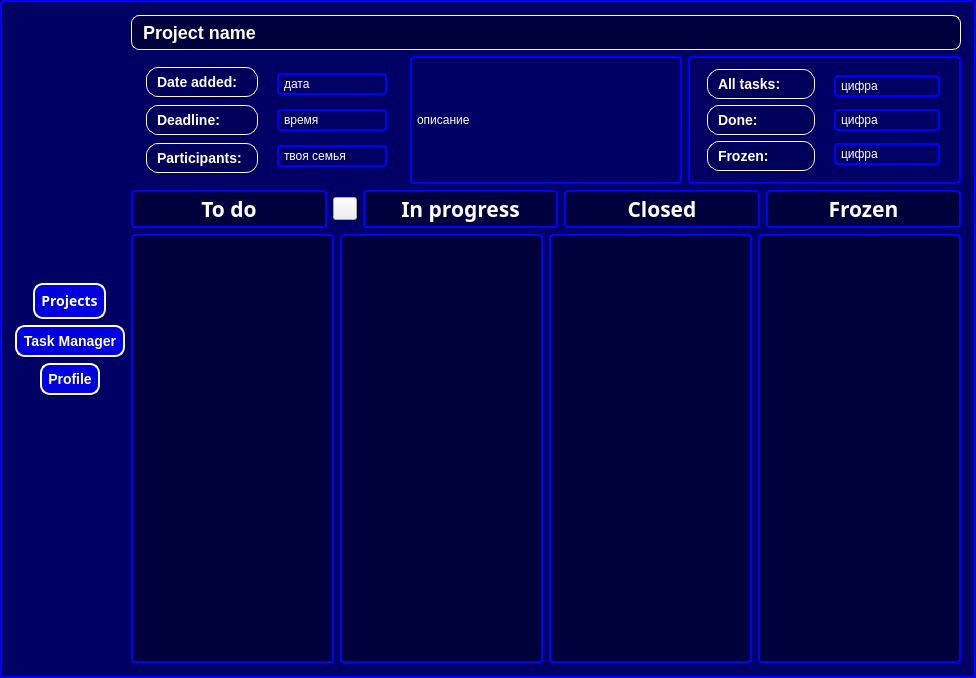
Above: ui/MainWindowTaskManager.ui from kiozet/TaskManagerWithAI before the change. Below: the same form after it.
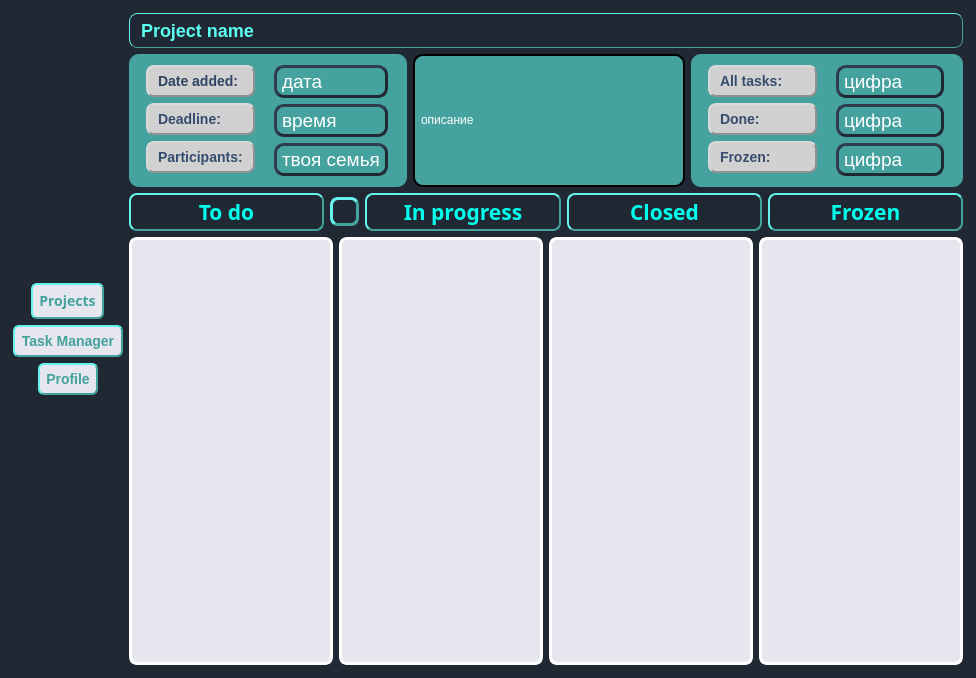
That is the form after the change. Icons and pictures are not drawn.

Commit message: full desing tm changed

Patch:
```diff
--- a/ui/MainWindowTaskManager.ui
+++ b/ui/MainWindowTaskManager.ui
@@ -39,10 +39,10 @@
   </property>
   <property name="styleSheet">
    <string notr="true">QFrame{
-    border: 2px solid blue;
+    border: 2px;
     border-radius: 4px;
     padding: 2px;
-    background-color: rgb(0, 0, 100);
+    background-color: #1F2833;
 }</string>
   </property>
   <property name="frameShape">
@@ -95,15 +95,15 @@
        </property>
        <property name="styleSheet">
         <string notr="true">QPushButton {
-    background-color: rgb(0, 0, 220);
+    background-color: rgb(230, 230, 238);
     border-style: outset;
     border-width: 2px;
-    border-radius: 10px;
-    border-color: beige;
+    border-radius: 6px;
+    border-color: #45A29E;
     font: bold 14px;
     min-width: 6em;
     padding: 6px;
-  color: white;
+    color: #45A29E;
 }</string>
        </property>
        <property name="text">
@@ -138,15 +138,15 @@
        </property>
        <property name="styleSheet">
         <string notr="true">QPushButton {
-    background-color:rgb(0, 0, 220);
+    background-color: rgb(230, 230, 238);
     border-style: outset;
     border-width: 2px;
-    border-radius: 10px;
-    border-color: beige;
+    border-radius: 6px;
+    border-color: #45A29E;
     font: bold 14px;
     min-width: 6em;
     padding: 6px;
-  color: white;
+    color: #45A29E;
 }</string>
        </property>
        <property name="text">
@@ -190,15 +190,15 @@
        </property>
        <property name="styleSheet">
         <string notr="true">QPushButton {
-    background-color: rgb(0, 0, 220);
+    background-color: rgb(230, 230, 238);
     border-style: outset;
     border-width: 2px;
-    border-radius: 10px;
-    border-color: beige;
+    border-radius: 6px;
+    border-color: #45A29E;
     font: bold 14px;
     min-width: 6em;
     padding: 6px;
-  color: white;
+    color: #45A29E;
 }</string>
        </property>
        <property name="text">
@@ -253,11 +253,11 @@
        </property>
        <property name="styleSheet">
         <string notr="true">QLabel {
-    background-color: rgb(0, 0, 60);
+    background-color: #1F2834;
     border-style: outset;
     border-width: 1px;
     border-radius: 8px;
-    border-color: beige;
+    border-color: #45A29E;
     font: bold 18px;
     min-width: 6em;
     padding: 6px;
@@ -268,7 +268,7 @@
         <enum>QFrame::NoFrame</enum>
        </property>
        <property name="text">
-        <string>&lt;html&gt;&lt;head/&gt;&lt;body&gt;&lt;p&gt;&lt;span style=&quot; color:#ffffff;&quot;&gt;Project name&lt;/span&gt;&lt;/p&gt;&lt;/body&gt;&lt;/html&gt;</string>
+        <string>&lt;html&gt;&lt;head/&gt;&lt;body&gt;&lt;p&gt;&lt;span style=&quot; color:#5affef;&quot;&gt;Project name&lt;/span&gt;&lt;/p&gt;&lt;/body&gt;&lt;/html&gt;</string>
        </property>
        <property name="textFormat">
         <enum>Qt::AutoText</enum>
@@ -288,6 +288,14 @@
        </property>
        <item row="0" column="2">
         <widget class="QFrame" name="tasks_info">
+         <property name="styleSheet">
+          <string notr="true">QFrame{
+    border: 2px #6F6F6F;
+    border-radius: 10px;
+    padding: 2px;
+    background-color: #45A29E;
+}</string>
+         </property>
          <layout class="QHBoxLayout" name="horizontalLayout_2">
           <property name="sizeConstraint">
            <enum>QLayout::SetNoConstraint</enum>
@@ -321,19 +329,19 @@
               </property>
               <property name="styleSheet">
                <string notr="true">QLabel {
-    background-color: rgb(0, 0, 90);
+    background-color: #D1D1D1;
     border-style: outset;
-    border-width: 1px;
-    border-radius: 12px;
-    border-color: beige;
+    border-width: 2px;
+    border-radius: 8px;
+    border-color: #919191;
     font: bold 14px;
     min-width: 6em;
     padding: 6px;
-  color: white;
+    color: black;
 }</string>
               </property>
               <property name="text">
-               <string>&lt;html&gt;&lt;head/&gt;&lt;body&gt;&lt;p&gt;&lt;span style=&quot; color:#ffffff;&quot;&gt;All tasks:&lt;/span&gt;&lt;/p&gt;&lt;/body&gt;&lt;/html&gt;</string>
+               <string>&lt;html&gt;&lt;head/&gt;&lt;body&gt;&lt;p&gt;&lt;span style=&quot; color:#364d6e;&quot;&gt;All tasks:&lt;/span&gt;&lt;/p&gt;&lt;/body&gt;&lt;/html&gt;</string>
               </property>
              </widget>
             </item>
@@ -355,19 +363,19 @@
               </property>
               <property name="styleSheet">
                <string notr="true">QLabel {
-    background-color: rgb(0, 0, 90);
+    background-color: #D1D1D1;
     border-style: outset;
-    border-width: 1px;
-    border-radius: 12px;
-    border-color: beige;
+    border-width: 2px;
+    border-radius: 8px;
+    border-color: #919191;
     font: bold 14px;
     min-width: 6em;
     padding: 6px;
-  color: white;
+    color: black;
 }</string>
               </property>
               <property name="text">
-               <string>&lt;html&gt;&lt;head/&gt;&lt;body&gt;&lt;p&gt;&lt;span style=&quot; color:#ffffff;&quot;&gt;Done:&lt;/span&gt;&lt;/p&gt;&lt;/body&gt;&lt;/html&gt;</string>
+               <string>&lt;html&gt;&lt;head/&gt;&lt;body&gt;&lt;p&gt;&lt;span style=&quot; color:#354c6c;&quot;&gt;Done:&lt;/span&gt;&lt;/p&gt;&lt;/body&gt;&lt;/html&gt;</string>
               </property>
              </widget>
             </item>
@@ -389,19 +397,19 @@
               </property>
               <property name="styleSheet">
                <string notr="true">QLabel {
-    background-color: rgb(0, 0, 90);
+    background-color: #D1D1D1;
     border-style: outset;
-    border-width: 1px;
-    border-radius: 12px;
-    border-color: beige;
+    border-width: 2px;
+    border-radius: 8px;
+    border-color: #919191;
     font: bold 14px;
     min-width: 6em;
     padding: 6px;
-  color: white;
+    color: black;
 }</string>
               </property>
               <property name="text">
-               <string>&lt;html&gt;&lt;head/&gt;&lt;body&gt;&lt;p&gt;&lt;span style=&quot; color:#ffffff;&quot;&gt;Frozen:&lt;/span&gt;&lt;/p&gt;&lt;/body&gt;&lt;/html&gt;</string>
+               <string>&lt;html&gt;&lt;head/&gt;&lt;body&gt;&lt;p&gt;&lt;span style=&quot; color:#394d6d;&quot;&gt;Frozen:&lt;/span&gt;&lt;/p&gt;&lt;/body&gt;&lt;/html&gt;</string>
               </property>
              </widget>
             </item>
@@ -429,8 +437,18 @@
                 <verstretch>0</verstretch>
                </sizepolicy>
               </property>
+              <property name="styleSheet">
+               <string notr="true">QLabel{
+    padding: 2px;
+    background-color: #45A29E;
+    border-style: outset;
+    border-width: 3px;
+    border-radius: 10px;
+    border-color: #1F2833;
+}</string>
+              </property>
               <property name="text">
-               <string>&lt;html&gt;&lt;head/&gt;&lt;body&gt;&lt;p&gt;&lt;span style=&quot; color:#ffffff;&quot;&gt;цифра&lt;/span&gt;&lt;/p&gt;&lt;/body&gt;&lt;/html&gt;</string>
+               <string>&lt;html&gt;&lt;head/&gt;&lt;body&gt;&lt;p&gt;&lt;span style=&quot; font-size:14pt; color:#ffffff;&quot;&gt;цифра&lt;/span&gt;&lt;/p&gt;&lt;/body&gt;&lt;/html&gt;</string>
               </property>
              </widget>
             </item>
@@ -442,8 +460,18 @@
                 <verstretch>0</verstretch>
                </sizepolicy>
               </property>
+              <property name="styleSheet">
+               <string notr="true">QLabel{
+    padding: 2px;
+    background-color: #45A29E;
+    border-style: outset;
+    border-width: 3px;
+    border-radius: 10px;
+    border-color: #1F2833;
+}</string>
+              </property>
               <property name="text">
-               <string>&lt;html&gt;&lt;head/&gt;&lt;body&gt;&lt;p&gt;&lt;span style=&quot; color:#ffffff;&quot;&gt;цифра&lt;/span&gt;&lt;/p&gt;&lt;/body&gt;&lt;/html&gt;</string>
+               <string>&lt;html&gt;&lt;head/&gt;&lt;body&gt;&lt;p&gt;&lt;span style=&quot; font-size:14pt; color:#ffffff;&quot;&gt;цифра&lt;/span&gt;&lt;/p&gt;&lt;/body&gt;&lt;/html&gt;</string>
               </property>
              </widget>
             </item>
@@ -455,8 +483,18 @@
                 <verstretch>0</verstretch>
                </sizepolicy>
               </property>
+              <property name="styleSheet">
+               <string notr="true">QLabel{
+    padding: 2px;
+    background-color: #45A29E;
+    border-style: outset;
+    border-width: 3px;
+    border-radius: 10px;
+    border-color: #1F2833;
+}</string>
+              </property>
               <property name="text">
-               <string>&lt;html&gt;&lt;head/&gt;&lt;body&gt;&lt;p&gt;&lt;span style=&quot; color:#ffffff;&quot;&gt;цифра&lt;/span&gt;&lt;/p&gt;&lt;/body&gt;&lt;/html&gt;</string>
+               <string>&lt;html&gt;&lt;head/&gt;&lt;body&gt;&lt;p&gt;&lt;span style=&quot; font-size:14pt; color:#ffffff;&quot;&gt;цифра&lt;/span&gt;&lt;/p&gt;&lt;/body&gt;&lt;/html&gt;</string>
               </property>
              </widget>
             </item>
@@ -474,7 +512,13 @@
           </sizepolicy>
          </property>
          <property name="styleSheet">
-          <string notr="true"/>
+          <string notr="true">QFrame{
+    border-style: outset;
+    border-width: 2px;
+    border-radius: 10px;
+    padding: 3px;
+    background-color: #45A29E;
+}</string>
          </property>
          <property name="text">
           <string>&lt;html&gt;&lt;head/&gt;&lt;body&gt;&lt;p&gt;&lt;span style=&quot; color:#ffffff;&quot;&gt;описание&lt;/span&gt;&lt;/p&gt;&lt;/body&gt;&lt;/html&gt;</string>
@@ -482,7 +526,7 @@
         </widget>
        </item>
        <item row="0" column="0">
-        <widget class="QWidget" name="project_info" native="true">
+        <widget class="QFrame" name="project_info">
          <property name="font">
           <font>
            <family>.SF Soft Numeric</family>
@@ -500,7 +544,13 @@
           <enum>Qt::NoContextMenu</enum>
          </property>
          <property name="styleSheet">
-          <string notr="true"/>
+          <string notr="true">QFrame{
+    border: 2px #6F6F6F;
+    border-radius: 10px;
+    padding: 2px;
+    background-color: #45A29E;
+}
+</string>
          </property>
          <property name="inputMethodHints">
           <set>Qt::ImhNone</set>
@@ -538,19 +588,19 @@
               </property>
               <property name="styleSheet">
                <string notr="true">QLabel {
-    background-color: rgb(0, 0, 90);
+    background-color: #D1D1D1;
     border-style: outset;
-    border-width: 1px;
-    border-radius: 12px;
-    border-color: beige;
+    border-width: 2px;
+    border-radius: 8px;
+    border-color: #919191;
     font: bold 14px;
     min-width: 6em;
     padding: 6px;
-  color: white;
+    color: black;
 }</string>
               </property>
               <property name="text">
-               <string>&lt;html&gt;&lt;head/&gt;&lt;body&gt;&lt;p&gt;&lt;span style=&quot; color:#ffffff;&quot;&gt;Date added:&lt;/span&gt;&lt;/p&gt;&lt;/body&gt;&lt;/html&gt;</string>
+               <string>&lt;html&gt;&lt;head/&gt;&lt;body&gt;&lt;p&gt;&lt;span style=&quot; color:#304462;&quot;&gt;Date added:&lt;/span&gt;&lt;/p&gt;&lt;/body&gt;&lt;/html&gt;</string>
               </property>
              </widget>
             </item>
@@ -572,19 +622,19 @@
               </property>
               <property name="styleSheet">
                <string notr="true">QLabel {
-    background-color: rgb(0, 0, 90);
+    background-color: #D1D1D1;
     border-style: outset;
-    border-width: 1px;
-    border-radius: 12px;
-    border-color: beige;
+    border-width: 2px;
+    border-radius: 8px;
+    border-color: #919191;
     font: bold 14px;
     min-width: 6em;
     padding: 6px;
-  color: white;
+    color: black;
 }</string>
               </property>
               <property name="text">
-               <string>&lt;html&gt;&lt;head/&gt;&lt;body&gt;&lt;p&gt;&lt;span style=&quot; color:#ffffff;&quot;&gt;Deadline:&lt;/span&gt;&lt;/p&gt;&lt;/body&gt;&lt;/html&gt;</string>
+               <string>&lt;html&gt;&lt;head/&gt;&lt;body&gt;&lt;p&gt;&lt;span style=&quot; color:#364d6f;&quot;&gt;Deadline:&lt;/span&gt;&lt;/p&gt;&lt;/body&gt;&lt;/html&gt;</string>
               </property>
              </widget>
             </item>
@@ -606,19 +656,19 @@
               </property>
               <property name="styleSheet">
                <string notr="true">QLabel {
-    background-color: rgb(0, 0, 90);
+    background-color: #D1D1D1;
     border-style: outset;
-    border-width: 1px;
-    border-radius: 12px;
-    border-color: beige;
+    border-width: 2px;
+    border-radius: 8px;
+    border-color: #919191;
     font: bold 14px;
     min-width: 6em;
     padding: 6px;
-  color: white;
+    color: black;
 }</string>
               </property>
               <property name="text">
-               <string>&lt;html&gt;&lt;head/&gt;&lt;body&gt;&lt;p&gt;&lt;span style=&quot; color:#ffffff;&quot;&gt;Participants:&lt;/span&gt;&lt;/p&gt;&lt;/body&gt;&lt;/html&gt;</string>
+               <string>&lt;html&gt;&lt;head/&gt;&lt;body&gt;&lt;p&gt;&lt;span style=&quot; color:#344e6f;&quot;&gt;Participants:&lt;/span&gt;&lt;/p&gt;&lt;/body&gt;&lt;/html&gt;</string>
               </property>
              </widget>
             </item>
@@ -646,8 +696,18 @@
                 <verstretch>0</verstretch>
                </sizepolicy>
               </property>
+              <property name="styleSheet">
+               <string notr="true">QLabel{
+    padding: 2px;
+    background-color: #45A29E;
+    border-style: outset;
+    border-width: 3px;
+    border-radius: 10px;
+    border-color: #1F2833;
+}</string>
+              </property>
               <property name="text">
-               <string>&lt;html&gt;&lt;head/&gt;&lt;body&gt;&lt;p&gt;&lt;span style=&quot; color:#ffffff;&quot;&gt;дата&lt;/span&gt;&lt;/p&gt;&lt;/body&gt;&lt;/html&gt;</string>
+               <string>&lt;html&gt;&lt;head/&gt;&lt;body&gt;&lt;p&gt;&lt;span style=&quot; font-size:14pt; color:#ffffff;&quot;&gt;дата&lt;/span&gt;&lt;/p&gt;&lt;/body&gt;&lt;/html&gt;</string>
               </property>
              </widget>
             </item>
@@ -659,8 +719,18 @@
                 <verstretch>0</verstretch>
                </sizepolicy>
               </property>
+              <property name="styleSheet">
+               <string notr="true">QLabel{
+    padding: 2px;
+    background-color: #45A29E;
+    border-style: outset;
+    border-width: 3px;
+    border-radius: 10px;
+    border-color: #1F2833;
+}</string>
+              </property>
               <property name="text">
-               <string>&lt;html&gt;&lt;head/&gt;&lt;body&gt;&lt;p&gt;&lt;span style=&quot; color:#ffffff;&quot;&gt;время&lt;/span&gt;&lt;/p&gt;&lt;/body&gt;&lt;/html&gt;</string>
+               <string>&lt;html&gt;&lt;head/&gt;&lt;body&gt;&lt;p&gt;&lt;span style=&quot; font-size:14pt; color:#ffffff;&quot;&gt;время&lt;/span&gt;&lt;/p&gt;&lt;/body&gt;&lt;/html&gt;</string>
               </property>
              </widget>
             </item>
@@ -672,8 +742,18 @@
                 <verstretch>0</verstretch>
                </sizepolicy>
               </property>
+              <property name="styleSheet">
+               <string notr="true">QLabel{
+    padding: 2px;
+    background-color: #45A29E;
+    border-style: outset;
+    border-width: 3px;
+    border-radius: 10px;
+    border-color: #1F2833;
+}</string>
+              </property>
               <property name="text">
-               <string>&lt;html&gt;&lt;head/&gt;&lt;body&gt;&lt;p&gt;&lt;span style=&quot; color:#ffffff;&quot;&gt;твоя семья&lt;/span&gt;&lt;/p&gt;&lt;/body&gt;&lt;/html&gt;</string>
+               <string>&lt;html&gt;&lt;head/&gt;&lt;body&gt;&lt;p&gt;&lt;span style=&quot; font-size:14pt; color:#ffffff;&quot;&gt;твоя семья&lt;/span&gt;&lt;/p&gt;&lt;/body&gt;&lt;/html&gt;</string>
               </property>
              </widget>
             </item>
@@ -708,14 +788,16 @@
          </property>
          <property name="styleSheet">
           <string notr="true">QLabel{
-    border: 2px solid blue;
-    border-radius: 4px;
     padding: 2px;
-    background-color: rgb(0, 0, 60);
+    background-color: #1F2833;
+    border-style: outset;
+    border-width: 2px;
+    border-radius: 8px;
+    border-color: #45A29E;
 }</string>
          </property>
          <property name="text">
-          <string>&lt;html&gt;&lt;head/&gt;&lt;body&gt;&lt;p&gt;&lt;span style=&quot; color:#ffffff;&quot;&gt;To do&lt;/span&gt;&lt;/p&gt;&lt;/body&gt;&lt;/html&gt;</string>
+          <string>&lt;html&gt;&lt;head/&gt;&lt;body&gt;&lt;p&gt;&lt;span style=&quot; color:#00ffec;&quot;&gt;To do&lt;/span&gt;&lt;/p&gt;&lt;/body&gt;&lt;/html&gt;</string>
          </property>
          <property name="alignment">
           <set>Qt::AlignCenter</set>
@@ -724,6 +806,18 @@
        </item>
        <item>
         <widget class="QToolButton" name="addTask">
+         <property name="styleSheet">
+          <string notr="true">QToolButton{
+    border-radius: 4px;
+    border-style: outset;
+    border-width: 3px;
+    border-radius: 8px;
+    border-color: #45A29E;
+    padding: 2px;
+    background-color: #1F2833;
+}
+</string>
+         </property>
          <property name="text">
           <string/>
          </property>
@@ -752,14 +846,16 @@
          </property>
          <property name="styleSheet">
           <string notr="true">QLabel{
-    border: 2px solid blue;
-    border-radius: 4px;
     padding: 2px;
-    background-color: rgb(0, 0, 60);
+    background-color: #1F2833;
+    border-style: outset;
+    border-width: 2px;
+    border-radius: 8px;
+    border-color: #45A29E;
 }</string>
          </property>
          <property name="text">
-          <string>&lt;html&gt;&lt;head/&gt;&lt;body&gt;&lt;p&gt;&lt;span style=&quot; color:#ffffff;&quot;&gt;In progress&lt;/span&gt;&lt;/p&gt;&lt;/body&gt;&lt;/html&gt;</string>
+          <string>&lt;html&gt;&lt;head/&gt;&lt;body&gt;&lt;p&gt;&lt;span style=&quot; color:#00ffed;&quot;&gt;In progress&lt;/span&gt;&lt;/p&gt;&lt;/body&gt;&lt;/html&gt;</string>
          </property>
          <property name="alignment">
           <set>Qt::AlignCenter</set>
@@ -785,15 +881,16 @@
          </property>
          <property name="styleSheet">
           <string notr="true">QLabel{
-    border: 2px solid blue;
-    border-radius: 4px;
     padding: 2px;
-    background-color: rgb(0, 0, 60);
-}
-</string>
+    background-color: #1F2833;
+    border-style: outset;
+    border-width: 2px;
+    border-radius: 8px;
+    border-color: #45A29E;
+}</string>
          </property>
          <property name="text">
-          <string>&lt;html&gt;&lt;head/&gt;&lt;body&gt;&lt;p&gt;&lt;span style=&quot; color:#ffffff;&quot;&gt;Closed&lt;/span&gt;&lt;/p&gt;&lt;/body&gt;&lt;/html&gt;</string>
+          <string>&lt;html&gt;&lt;head/&gt;&lt;body&gt;&lt;p&gt;&lt;span style=&quot; color:#00ffec;&quot;&gt;Closed&lt;/span&gt;&lt;/p&gt;&lt;/body&gt;&lt;/html&gt;</string>
          </property>
          <property name="alignment">
           <set>Qt::AlignCenter</set>
@@ -819,14 +916,16 @@
          </property>
          <property name="styleSheet">
           <string notr="true">QLabel{
-    border: 2px solid blue;
-    border-radius: 4px;
     padding: 2px;
-    background-color: rgb(0, 0, 60);
+    background-color: #1F2833;
+    border-style: outset;
+    border-width: 2px;
+    border-radius: 8px;
+    border-color: #45A29E;
 }</string>
          </property>
          <property name="text">
-          <string>&lt;html&gt;&lt;head/&gt;&lt;body&gt;&lt;p&gt;&lt;span style=&quot; color:#ffffff;&quot;&gt;Frozen&lt;/span&gt;&lt;/p&gt;&lt;/body&gt;&lt;/html&gt;</string>
+          <string>&lt;html&gt;&lt;head/&gt;&lt;body&gt;&lt;p&gt;&lt;span style=&quot; color:#00ffec;&quot;&gt;Frozen&lt;/span&gt;&lt;/p&gt;&lt;/body&gt;&lt;/html&gt;</string>
          </property>
          <property name="alignment">
           <set>Qt::AlignCenter</set>
@@ -847,10 +946,13 @@
          </property>
          <property name="styleSheet">
           <string notr="true">QLabel{
-    border: 2px solid blue;
     border-radius: 4px;
+    border-style: outset;
+    border-width: 3px;
+    border-radius: 8px;
+    border-color: white;
     padding: 2px;
-    background-color: rgb(0, 0, 60);
+    background-color: rgb(230, 230, 238);
 }
 </string>
          </property>
@@ -869,12 +971,14 @@
          </property>
          <property name="styleSheet">
           <string notr="true">QLabel{
-    border: 2px solid blue;
     border-radius: 4px;
+    border-style: outset;
+    border-width: 3px;
+    border-radius: 8px;
+    border-color: white;
     padding: 2px;
-    background-color: rgb(0, 0, 60);
-}
-</string>
+    background-color: rgb(230, 230, 238);
+}</string>
          </property>
          <property name="text">
           <string/>
@@ -891,12 +995,14 @@
          </property>
          <property name="styleSheet">
           <string notr="true">QLabel{
-    border: 2px solid blue;
     border-radius: 4px;
+    border-style: outset;
+    border-width: 3px;
+    border-radius: 8px;
+    border-color: white;
     padding: 2px;
-    background-color: rgb(0, 0, 60);
-}
-</string>
+    background-color: rgb(230, 230, 238);
+}</string>
          </property>
          <property name="text">
           <string/>
@@ -913,12 +1019,14 @@
          </property>
          <property name="styleSheet">
           <string notr="true">QLabel{
-    border: 2px solid blue;
     border-radius: 4px;
+    border-style: outset;
+    border-width: 3px;
+    border-radius: 8px;
+    border-color: white;
     padding: 2px;
-    background-color: rgb(0, 0, 60);
-}
-</string>
+    background-color: rgb(230, 230, 238);
+}</string>
          </property>
          <property name="text">
           <string/>
```
